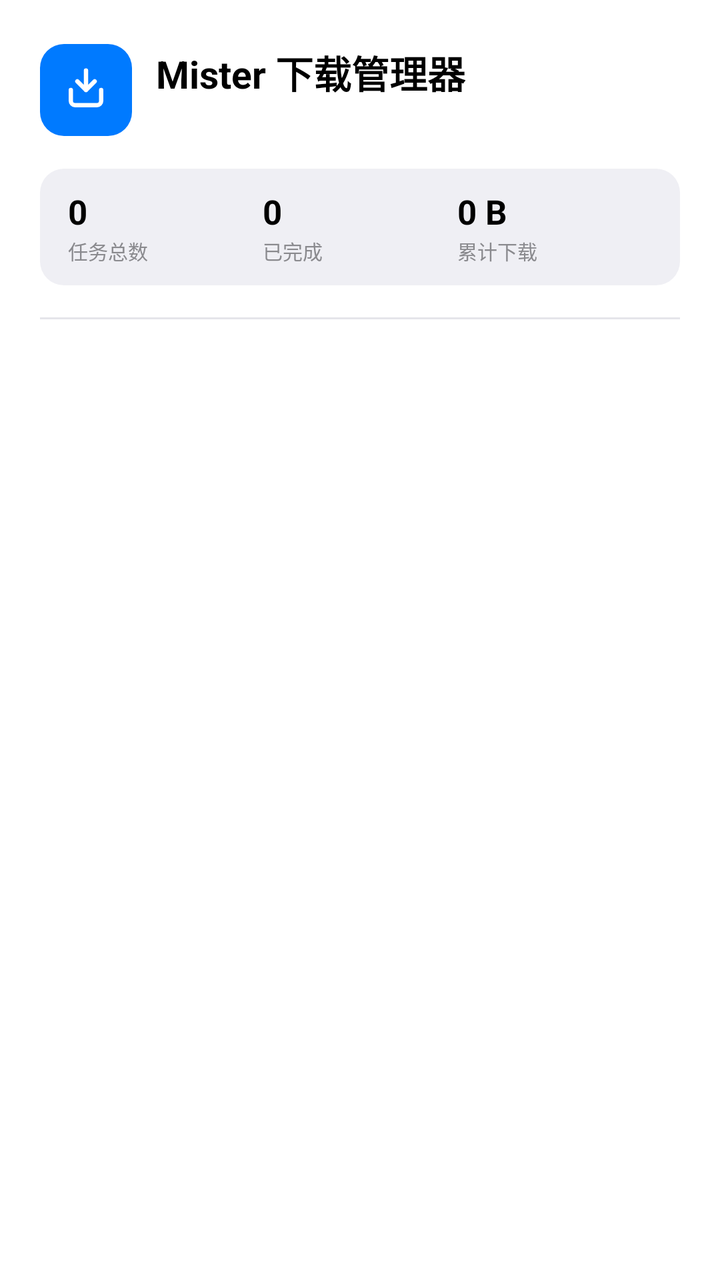
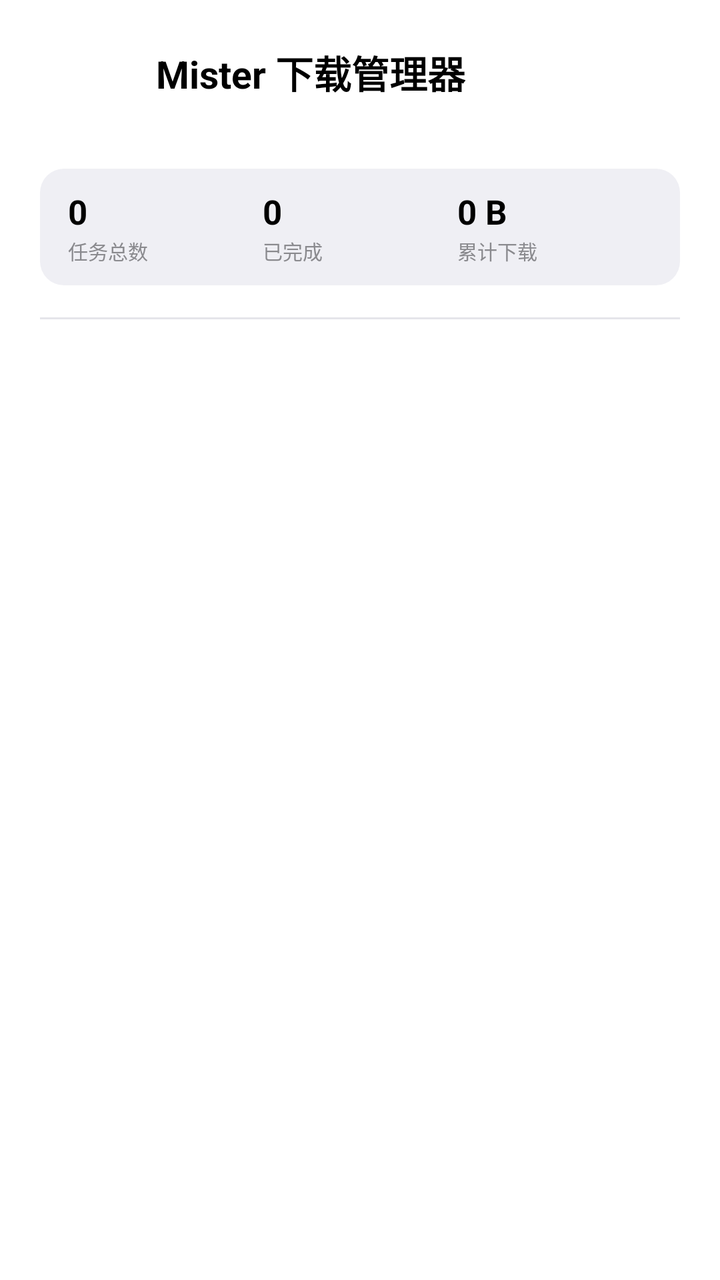

Two renders of the same Android screen: before a commit and after it. Below are the layout's source before the change and the commit's diff.
<!-- AndroidManifest.xml: application theme Theme.MDM -->
<!-- res/layout/nav_header.xml -->
<?xml version="1.0" encoding="utf-8"?>
<LinearLayout xmlns:android="http://schemas.android.com/apk/res/android"
    android:layout_width="match_parent"
    android:layout_height="wrap_content"
    android:background="@color/ios_card"
    android:orientation="vertical"
    android:paddingStart="20dp"
    android:paddingTop="22dp"
    android:paddingEnd="20dp"
    android:paddingBottom="14dp">

    <LinearLayout
        android:layout_width="wrap_content"
        android:layout_height="wrap_content"
        android:gravity="center_vertical"
        android:orientation="horizontal">

        <FrameLayout
            android:layout_width="46dp"
            android:layout_height="46dp"
            android:background="@drawable/bg_ios_appicon">

            <ImageView
                android:id="@+id/ivNavIcon"
                android:layout_width="26dp"
                android:layout_height="26dp"
                android:layout_gravity="center"
                android:contentDescription="@string/app_name"
                android:src="@drawable/ic_download"
                android:tint="@color/white" />
        </FrameLayout>

        <LinearLayout
            android:layout_width="wrap_content"
            android:layout_height="wrap_content"
            android:layout_marginStart="12dp"
            android:orientation="vertical">

            <TextView
                android:id="@+id/tvNavTitle"
                android:layout_width="wrap_content"
                android:layout_height="wrap_content"
                android:text="@string/app_name"
                android:textColor="@color/ios_label"
                android:textSize="19sp"
                android:textStyle="bold" />

            <TextView
                android:id="@+id/tvNavVersion"
                android:layout_width="wrap_content"
                android:layout_height="wrap_content"
                android:layout_marginTop="2dp"
                android:textColor="@color/ios_label_2"
                android:textSize="12sp" />
        </LinearLayout>
    </LinearLayout>

    <LinearLayout
        android:layout_width="match_parent"
        android:layout_height="wrap_content"
        android:layout_marginTop="16dp"
        android:background="@drawable/bg_ios_input"
        android:orientation="horizontal"
        android:paddingStart="14dp"
        android:paddingTop="10dp"
        android:paddingEnd="14dp"
        android:paddingBottom="10dp">

        <LinearLayout
            android:layout_width="0dp"
            android:layout_height="wrap_content"
            android:layout_weight="1"
            android:orientation="vertical">

            <TextView
                android:id="@+id/tvStatTasks"
                android:layout_width="wrap_content"
                android:layout_height="wrap_content"
                android:text="0"
                android:textColor="@color/ios_label"
                android:textSize="17sp"
                android:textStyle="bold" />

            <TextView
                android:layout_width="wrap_content"
                android:layout_height="wrap_content"
                android:layout_marginTop="1dp"
                android:text="@string/stat_tasks"
                android:textColor="@color/ios_label_2"
                android:textSize="10sp" />
        </LinearLayout>

        <LinearLayout
            android:layout_width="0dp"
            android:layout_height="wrap_content"
            android:layout_weight="1"
            android:orientation="vertical">

            <TextView
                android:id="@+id/tvStatDone"
                android:layout_width="wrap_content"
                android:layout_height="wrap_content"
                android:text="0"
                android:textColor="@color/ios_label"
                android:textSize="17sp"
                android:textStyle="bold" />

            <TextView
                android:layout_width="wrap_content"
                android:layout_height="wrap_content"
                android:layout_marginTop="1dp"
                android:text="@string/stat_done"
                android:textColor="@color/ios_label_2"
                android:textSize="10sp" />
        </LinearLayout>

        <LinearLayout
            android:layout_width="0dp"
            android:layout_height="wrap_content"
            android:layout_weight="1"
            android:orientation="vertical">

            <TextView
                android:id="@+id/tvStatSize"
                android:layout_width="wrap_content"
                android:layout_height="wrap_content"
                android:text="0 B"
                android:textColor="@color/ios_label"
                android:textSize="17sp"
                android:textStyle="bold" />

            <TextView
                android:layout_width="wrap_content"
                android:layout_height="wrap_content"
                android:layout_marginTop="1dp"
                android:text="@string/stat_total"
                android:textColor="@color/ios_label_2"
                android:textSize="10sp" />
        </LinearLayout>
    </LinearLayout>

    <View
        android:layout_width="match_parent"
        android:layout_height="1dp"
        android:layout_marginTop="16dp"
        android:background="@color/ios_separator" />
</LinearLayout>
<!-- resources referenced by this layout -->
<resources>
  <color name="ios_card">#FFFFFF</color>
  <color name="ios_label">#000000</color>
  <color name="ios_label_2">#8A8A8E</color>
  <color name="ios_separator">#E5E5EA</color>
  <color name="white">#FFFFFF</color>
  <!-- drawable bg_ios_appicon (drawable) -->
  <?xml version="1.0" encoding="utf-8"?>
  <shape xmlns:android="http://schemas.android.com/apk/res/android"
      android:shape="rectangle">
      <solid android:color="@color/ios_blue" />
      <corners android:radius="12dp" />
  </shape>
  <!-- drawable bg_ios_input (drawable) -->
  <?xml version="1.0" encoding="utf-8"?>
  <shape xmlns:android="http://schemas.android.com/apk/res/android"
      android:shape="rectangle">
      <solid android:color="@color/ios_fill" />
      <corners android:radius="12dp" />
  </shape>
  <!-- drawable ic_download (drawable) -->
  <?xml version="1.0" encoding="utf-8"?>
  <vector xmlns:android="http://schemas.android.com/apk/res/android"
      android:width="24dp" android:height="24dp"
      android:viewportWidth="24" android:viewportHeight="24"
      android:tint="#FFFFFF">
      <path
          android:fillColor="#FFFFFF"
          android:pathData="M12,3 L12,12 M12,12 L8,8 M12,12 L16,8"
          android:strokeColor="#FFFFFF"
          android:strokeWidth="2"
          android:strokeLineCap="round"
          android:strokeLineJoin="round" />
      <path
          android:fillColor="#00000000"
          android:pathData="M5,12 L5,17 A2,2 0 0 0 7,19 L17,19 A2,2 0 0 0 19,17 L19,12"
          android:strokeColor="#FFFFFF"
          android:strokeWidth="2"
          android:strokeLineCap="round" />
  </vector>
  <string name="app_name">Mister 下载管理器</string>
  <string name="stat_done">已完成</string>
  <string name="stat_tasks">任务总数</string>
  <string name="stat_total">累计下载</string>
  <color name="ios_blue">#007AFF</color>
  <color name="ios_fill">#EFEFF4</color>
  <color name="mdm_primary_container">#E5F0FF</color>
  <color name="mdm_on_primary_container">#0062CC</color>
  <color name="mdm_secondary_container">#FFF0DE</color>
  <color name="mdm_on_secondary_container">#8A4B00</color>
  <color name="ios_label_3">#C7C7CC</color>
  <color name="ios_red">#FF3B30</color>
  <color name="ios_bg">#F2F2F7</color>
  <style name="Widget.MDM.BottomSheet" parent="Widget.Material3.BottomSheet.Modal">
          <item name="backgroundTint">@color/ios_card</item>
          <item name="shapeAppearance">@style/ShapeAppearance.MDM.Sheet</item>
      </style>
  <style name="ShapeAppearance.MDM.Sheet" parent="">
          <item name="cornerFamily">rounded</item>
          <item name="cornerSizeTopLeft">28dp</item>
          <item name="cornerSizeTopRight">28dp</item>
          <item name="cornerSizeBottomLeft">0dp</item>
          <item name="cornerSizeBottomRight">0dp</item>
      </style>
  <!-- unchanged entries left out for length: 2 -->
</resources>

<!-- the commit's change to res/layout/nav_header.xml (unified diff, before → after) -->
@@ -15,20 +15,13 @@
         android:gravity="center_vertical"
         android:orientation="horizontal">
 
-        <FrameLayout
+        
+        <ImageView
+            android:id="@+id/ivNavIcon"
             android:layout_width="46dp"
             android:layout_height="46dp"
-            android:background="@drawable/bg_ios_appicon">
-
-            <ImageView
-                android:id="@+id/ivNavIcon"
-                android:layout_width="26dp"
-                android:layout_height="26dp"
-                android:layout_gravity="center"
-                android:contentDescription="@string/app_name"
-                android:src="@drawable/ic_download"
-                android:tint="@color/white" />
-        </FrameLayout>
+            android:contentDescription="@string/app_name"
+            android:src="@mipmap/ic_launcher" />
 
         <LinearLayout
             android:layout_width="wrap_content"
<!-- resource entries referenced after the edit -->
@@ -5,13 +5,6 @@
   <color name="ios_label_2">#8A8A8E</color>
   <color name="ios_separator">#E5E5EA</color>
   <color name="white">#FFFFFF</color>
-  <!-- drawable bg_ios_appicon (drawable) -->
-  <?xml version="1.0" encoding="utf-8"?>
-  <shape xmlns:android="http://schemas.android.com/apk/res/android"
-      android:shape="rectangle">
-      <solid android:color="@color/ios_blue" />
-      <corners android:radius="12dp" />
-  </shape>
   <!-- drawable bg_ios_input (drawable) -->
   <?xml version="1.0" encoding="utf-8"?>
   <shape xmlns:android="http://schemas.android.com/apk/res/android"
@@ -19,32 +12,76 @@
       <solid android:color="@color/ios_fill" />
       <corners android:radius="12dp" />
   </shape>
-  <!-- drawable ic_download (drawable) -->
+  <!-- mipmap ic_launcher (mipmap-anydpi-v26) -->
   <?xml version="1.0" encoding="utf-8"?>
-  <vector xmlns:android="http://schemas.android.com/apk/res/android"
-      android:width="24dp" android:height="24dp"
-      android:viewportWidth="24" android:viewportHeight="24"
-      android:tint="#FFFFFF">
-      <path
-          android:fillColor="#FFFFFF"
-          android:pathData="M12,3 L12,12 M12,12 L8,8 M12,12 L16,8"
-          android:strokeColor="#FFFFFF"
-          android:strokeWidth="2"
-          android:strokeLineCap="round"
-          android:strokeLineJoin="round" />
-      <path
-          android:fillColor="#00000000"
-          android:pathData="M5,12 L5,17 A2,2 0 0 0 7,19 L17,19 A2,2 0 0 0 19,17 L19,12"
-          android:strokeColor="#FFFFFF"
-          android:strokeWidth="2"
-          android:strokeLineCap="round" />
-  </vector>
+  <adaptive-icon xmlns:android="http://schemas.android.com/apk/res/android">
+      <background android:drawable="@drawable/ic_launcher_background" />
+      <foreground android:drawable="@drawable/ic_launcher_foreground" />
+  </adaptive-icon>
   <string name="app_name">Mister 下载管理器</string>
   <string name="stat_done">已完成</string>
   <string name="stat_tasks">任务总数</string>
   <string name="stat_total">累计下载</string>
   <color name="ios_blue">#007AFF</color>
   <color name="ios_fill">#EFEFF4</color>
+  <!-- drawable ic_launcher_background (drawable) -->
+  <?xml version="1.0" encoding="utf-8"?>
+  <layer-list xmlns:android="http://schemas.android.com/apk/res/android">
+      <item>
+          <shape android:shape="rectangle">
+              <gradient
+                  android:angle="315"
+                  android:centerColor="#4C1D95"
+                  android:endColor="#7C3AED"
+                  android:startColor="#2A1A63"
+                  android:type="linear" />
+          </shape>
+      </item>
+      <item>
+          <shape android:shape="rectangle">
+              <gradient
+                  android:centerX="0.78"
+                  android:centerY="0.12"
+                  android:endColor="#00C4B5FD"
+                  android:gradientRadius="96dp"
+                  android:startColor="#8CC4B5FD"
+                  android:type="radial" />
+          </shape>
+      </item>
+      <item>
+          <shape android:shape="rectangle">
+              <gradient
+                  android:centerX="0.12"
+                  android:centerY="0.9"
+                  android:endColor="#0022D3EE"
+                  android:gradientRadius="86dp"
+                  android:startColor="#6122D3EE"
+                  android:type="radial" />
+          </shape>
+      </item>
+  </layer-list>
+  <!-- drawable ic_launcher_foreground (drawable) -->
+  <?xml version="1.0" encoding="utf-8"?>
+  <vector xmlns:android="http://schemas.android.com/apk/res/android"
+      android:width="108dp"
+      android:height="108dp"
+      android:viewportWidth="1024"
+      android:viewportHeight="1024">
+  
+      <group
+          android:pivotX="512"
+          android:pivotY="512"
+          android:scaleX="0.66"
+          android:scaleY="0.66">
+  
+          <path
+              android:pathData="M306 744 L306 336 L512 592 L718 336 L718 744"
+              android:strokeColor="#FFFFFF"
+              android:strokeWidth="104"
+              android:strokeLineCap="round"
+              android:strokeLineJoin="round" />
+      </group>
+  </vector>
   <color name="mdm_primary_container">#E5F0FF</color>
   <color name="mdm_on_primary_container">#0062CC</color>
   <color name="mdm_secondary_container">#FFF0DE</color>
